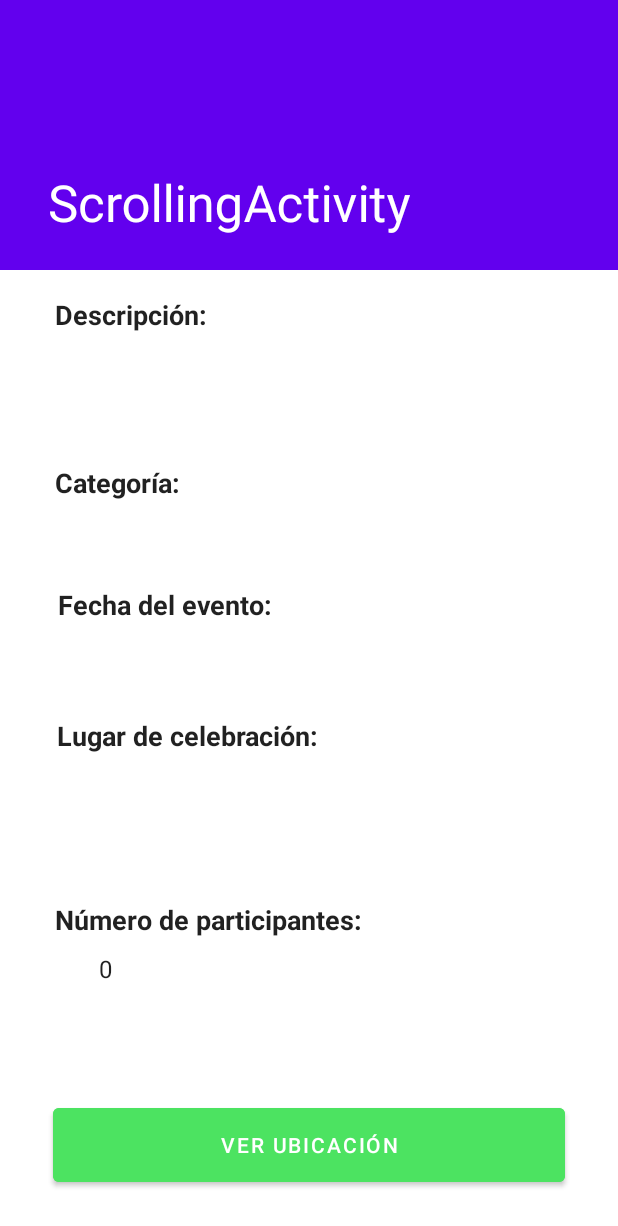
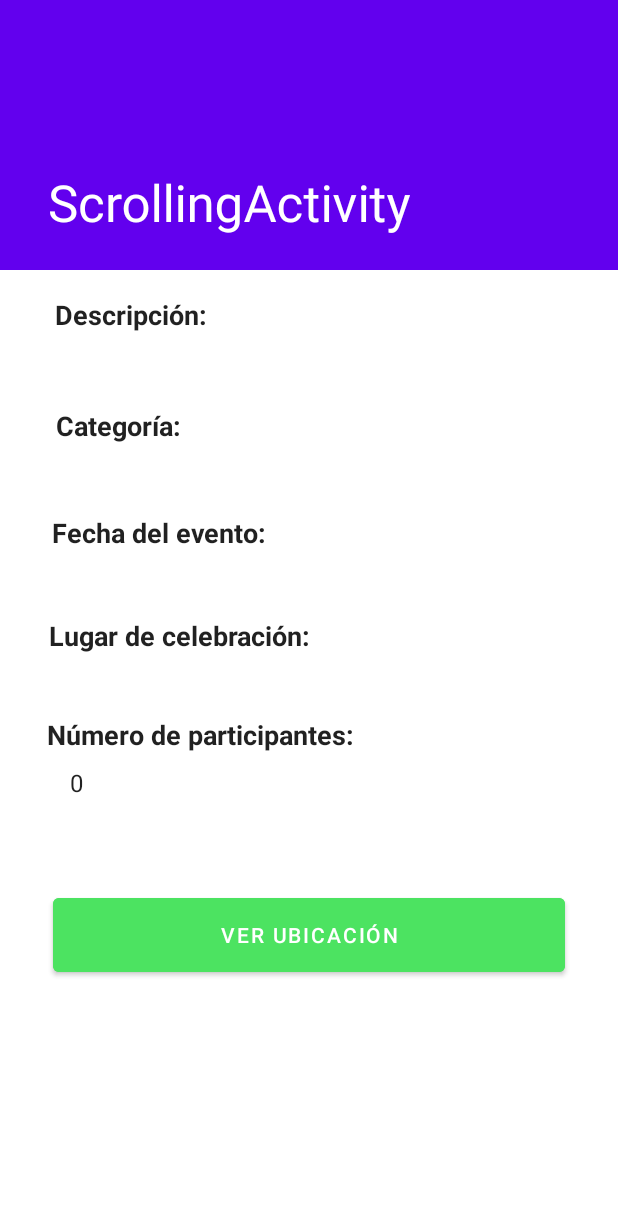
Before and after one commit to acm1997/TeamMatch, an Android app: the EventDetailsActivity screen opened directly, with no data from a screen before it, on a phone screen of 412 x 824 dp. Shown: the top 1226 px of the screen. Run offline under Robolectric (Android 15) with nearby library versions, the phone set to English and light mode, and no system bars; our stand-ins replace Room's generated code; Roboto replaces fonts that are not available here; 4 statements that could not run were skipped.

Commit message:
Arreglos errores menores interfaz

```diff
--- a/app/src/main/java/com/example/teammatch/activities/EventDetailsActivity.java
+++ b/app/src/main/java/com/example/teammatch/activities/EventDetailsActivity.java
@@ -35,7 +35,7 @@ public class EventDetailsActivity extends AppCompatActivity {
 
     public static final int GO_HOME_DELETE_EVENT_REQUEST = 0;
     private static final String TAG = "DETALLES_ACTIVITY";
-    private static boolean Participo = false;
+    private static boolean Participo;
 
     @Override
     protected void onCreate(Bundle savedInstanceState) {
@@ -155,12 +155,14 @@ public class EventDetailsActivity extends AppCompatActivity {
                         TeamMatchDataBase teamMatchDataBase = TeamMatchDataBase.getInstance(EventDetailsActivity.this);
                         long idParticipacion = teamMatchDataBase.getDao().insertParticipacion(nuevoparticipante);
                         nuevoparticipante.setId(idParticipacion);
+                        Participo = true;
                     });
 
                 } else if(!isChecked){
                     AppExecutors.getInstance().diskIO().execute(() -> {
                         TeamMatchDataBase teamMatchDataBase = TeamMatchDataBase.getInstance(EventDetailsActivity.this);
                         teamMatchDataBase.getDao().deleteParticipacion(usuario_id,e.getId());
+                        Participo = false;
                     });
                 }
             });
--- a/app/src/main/res/layout/content_details_event.xml
+++ b/app/src/main/res/layout/content_details_event.xml
@@ -18,36 +18,6 @@
         android:layout_width="wrap_content"
         android:layout_height="wrap_content"
         android:layout_marginLeft="23dp"
-        android:layout_marginTop="8dp"
-        android:layout_marginRight="23dp"
-        android:textAppearance="@style/TextAppearance.AppCompat.Large"
-        android:textSize="16sp"
-        app:layout_constraintBottom_toBottomOf="parent"
-        app:layout_constraintEnd_toEndOf="parent"
-        app:layout_constraintHorizontal_bias="0.062"
-        app:layout_constraintStart_toStartOf="parent"
-        app:layout_constraintTop_toTopOf="parent"
-        app:layout_constraintVertical_bias="0.601" />
-
-    <TextView
-        android:id="@+id/TVPistaEvent"
-        android:layout_width="wrap_content"
-        android:layout_height="wrap_content"
-        android:textAppearance="@style/TextAppearance.AppCompat.Large"
-        android:textSize="16sp"
-        app:layout_constraintBottom_toBottomOf="parent"
-        app:layout_constraintEnd_toEndOf="parent"
-        app:layout_constraintHorizontal_bias="0.065"
-        app:layout_constraintStart_toStartOf="parent"
-        app:layout_constraintTop_toTopOf="parent"
-        app:layout_constraintVertical_bias="0.474" />
-
-    <TextView
-        android:id="@+id/TVDateEvent"
-        android:layout_width="wrap_content"
-        android:layout_height="wrap_content"
-        android:layout_marginLeft="23dp"
-        android:layout_marginTop="8dp"
         android:layout_marginRight="23dp"
         android:textAppearance="@style/TextAppearance.AppCompat.Large"
         android:textSize="16sp"
@@ -55,14 +25,43 @@
         app:layout_constraintEnd_toEndOf="parent"
         app:layout_constraintHorizontal_bias="0.0"
         app:layout_constraintStart_toStartOf="parent"
-        app:layout_constraintTop_toTopOf="parent"
-        app:layout_constraintVertical_bias="0.324" />
+        app:layout_constraintTop_toBottomOf="@+id/tagParticipantesEvento"
+        app:layout_constraintVertical_bias="0.02" />
+
+    <TextView
+        android:id="@+id/TVPistaEvent"
+        android:layout_width="wrap_content"
+        android:layout_height="wrap_content"
+        android:layout_marginLeft="23dp"
+        android:layout_marginRight="23dp"
+        android:textAppearance="@style/TextAppearance.AppCompat.Large"
+        android:textSize="16sp"
+        app:layout_constraintBottom_toBottomOf="parent"
+        app:layout_constraintEnd_toEndOf="parent"
+        app:layout_constraintHorizontal_bias="0.0"
+        app:layout_constraintStart_toStartOf="parent"
+        app:layout_constraintTop_toBottomOf="@+id/tagPistaEvento"
+        app:layout_constraintVertical_bias="0.02" />
+
+    <TextView
+        android:id="@+id/TVDateEvent"
+        android:layout_width="wrap_content"
+        android:layout_height="wrap_content"
+        android:layout_marginLeft="23dp"
+        android:layout_marginRight="23dp"
+        android:textAppearance="@style/TextAppearance.AppCompat.Large"
+        android:textSize="16sp"
+        app:layout_constraintBottom_toBottomOf="parent"
+        app:layout_constraintEnd_toEndOf="parent"
+        app:layout_constraintHorizontal_bias="0.0"
+        app:layout_constraintStart_toStartOf="parent"
+        app:layout_constraintTop_toBottomOf="@+id/tagFechaEvento"
+        app:layout_constraintVertical_bias="0.02" />
 
     <TextView
         android:id="@+id/tagCategoríaEvento"
         android:layout_width="wrap_content"
         android:layout_height="wrap_content"
-        android:layout_marginTop="8dp"
         android:fontFamily="@font/amaranth"
         android:text="@string/categoria"
         android:textAppearance="@style/TextAppearance.AppCompat.Large"
@@ -70,10 +69,10 @@
         android:textStyle="bold"
         app:layout_constraintBottom_toBottomOf="parent"
         app:layout_constraintEnd_toEndOf="parent"
-        app:layout_constraintHorizontal_bias="0.048"
+        app:layout_constraintHorizontal_bias="0.05"
         app:layout_constraintStart_toStartOf="parent"
-        app:layout_constraintTop_toTopOf="parent"
-        app:layout_constraintVertical_bias="0.156" />
+        app:layout_constraintTop_toBottomOf="@+id/TVDescEvent"
+        app:layout_constraintVertical_bias="0.02" />
 
     <TextView
         android:id="@+id/tagFechaEvento"
@@ -86,10 +85,10 @@
         android:textStyle="bold"
         app:layout_constraintBottom_toBottomOf="parent"
         app:layout_constraintEnd_toEndOf="parent"
-        app:layout_constraintHorizontal_bias="0.07"
+        app:layout_constraintHorizontal_bias="0.05"
         app:layout_constraintStart_toStartOf="parent"
-        app:layout_constraintTop_toTopOf="parent"
-        app:layout_constraintVertical_bias="0.276" />
+        app:layout_constraintTop_toBottomOf="@+id/TVCatEvent"
+        app:layout_constraintVertical_bias="0.02" />
 
     <TextView
         android:id="@+id/tagPistaEvento"
@@ -102,10 +101,10 @@
         android:textStyle="bold"
         app:layout_constraintBottom_toBottomOf="parent"
         app:layout_constraintEnd_toEndOf="parent"
-        app:layout_constraintHorizontal_bias="0.077"
+        app:layout_constraintHorizontal_bias="0.05"
         app:layout_constraintStart_toStartOf="parent"
-        app:layout_constraintTop_toTopOf="parent"
-        app:layout_constraintVertical_bias="0.394" />
+        app:layout_constraintTop_toBottomOf="@+id/TVDateEvent"
+        app:layout_constraintVertical_bias="0.02" />
 
     <TextView
         android:id="@+id/tagParticipantesEvento"
@@ -118,17 +117,16 @@
         android:textStyle="bold"
         app:layout_constraintBottom_toBottomOf="parent"
         app:layout_constraintEnd_toEndOf="parent"
-        app:layout_constraintHorizontal_bias="0.085"
+        app:layout_constraintHorizontal_bias="0.05"
         app:layout_constraintStart_toStartOf="parent"
-        app:layout_constraintTop_toTopOf="parent"
-        app:layout_constraintVertical_bias="0.561" />
+        app:layout_constraintTop_toBottomOf="@+id/TVPistaEvent"
+        app:layout_constraintVertical_bias="0.02" />
 
     <TextView
         android:id="@+id/TVCatEvent"
         android:layout_width="wrap_content"
         android:layout_height="wrap_content"
         android:layout_marginLeft="23dp"
-        android:layout_marginTop="8dp"
         android:layout_marginRight="23dp"
         android:textAppearance="@style/TextAppearance.AppCompat.Large"
         android:textSize="16sp"
@@ -136,8 +134,8 @@
         app:layout_constraintEnd_toEndOf="parent"
         app:layout_constraintHorizontal_bias="0.0"
         app:layout_constraintStart_toStartOf="parent"
-        app:layout_constraintTop_toTopOf="parent"
-        app:layout_constraintVertical_bias="0.213" />
+        app:layout_constraintTop_toBottomOf="@+id/tagCategoríaEvento"
+        app:layout_constraintVertical_bias="0.02" />
 
     <TextView
         android:id="@+id/tagDescripcionEvento"
@@ -160,7 +158,6 @@
         android:layout_width="wrap_content"
         android:layout_height="wrap_content"
         android:layout_marginLeft="23dp"
-        android:layout_marginTop="8dp"
         android:layout_marginRight="23dp"
         android:layout_marginBottom="8dp"
         android:textAppearance="@style/TextAppearance.AppCompat.Large"
@@ -169,25 +166,24 @@
         app:layout_constraintEnd_toEndOf="parent"
         app:layout_constraintHorizontal_bias="0.0"
         app:layout_constraintStart_toStartOf="parent"
-        app:layout_constraintTop_toTopOf="parent"
-        app:layout_constraintVertical_bias="0.048" />
+        app:layout_constraintTop_toBottomOf="@+id/tagDescripcionEvento"
+        app:layout_constraintVertical_bias="0.02" />
 
     <Button
         android:id="@+id/btn_map"
         android:layout_width="0dp"
         android:layout_height="61dp"
         android:layout_marginLeft="12dp"
-        android:layout_marginTop="10dp"
         android:layout_marginRight="12dp"
         android:layout_marginBottom="10dp"
         android:backgroundTint="#4CE361"
         android:text="@string/VER_EN_MAPA"
         app:layout_constraintBottom_toBottomOf="parent"
         app:layout_constraintEnd_toEndOf="parent"
-        app:layout_constraintHorizontal_bias="1.0"
+        app:layout_constraintHorizontal_bias="0.0"
         app:layout_constraintStart_toStartOf="parent"
-        app:layout_constraintTop_toTopOf="parent"
-        app:layout_constraintVertical_bias="0.788" />
+        app:layout_constraintTop_toBottomOf="@+id/switch1"
+        app:layout_constraintVertical_bias="0.04" />
 
     <Button
         android:id="@+id/btn_deleteEvent"
@@ -199,10 +195,10 @@
         android:text="@string/btn_delete"
         app:layout_constraintBottom_toBottomOf="parent"
         app:layout_constraintEnd_toEndOf="parent"
-        app:layout_constraintHorizontal_bias="1.0"
+        app:layout_constraintHorizontal_bias="0.0"
         app:layout_constraintStart_toStartOf="parent"
-        app:layout_constraintTop_toTopOf="parent"
-        app:layout_constraintVertical_bias="0.885" />
+        app:layout_constraintTop_toBottomOf="@+id/btn_map"
+        app:layout_constraintVertical_bias="0.02" />
 
     <Switch
         android:id="@+id/switch1"
@@ -220,10 +216,10 @@
         android:trackTint="#FFFFFF"
         app:layout_constraintBottom_toBottomOf="parent"
         app:layout_constraintEnd_toEndOf="parent"
-        app:layout_constraintHorizontal_bias="0.064"
+        app:layout_constraintHorizontal_bias="0.0"
         app:layout_constraintStart_toStartOf="parent"
-        app:layout_constraintTop_toTopOf="parent"
-        app:layout_constraintVertical_bias="0.693"
+        app:layout_constraintTop_toBottomOf="@+id/TVParticipantsEvent"
+        app:layout_constraintVertical_bias="0.04"
         tools:checked="false" />
 
 </androidx.constraintlayout.widget.ConstraintLayout>
```
